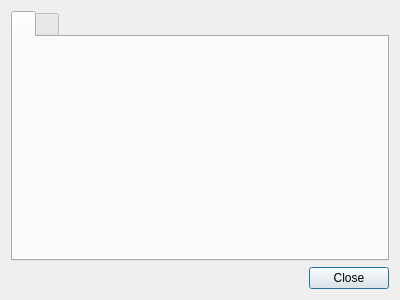
Qt form featherpad/about.ui (vecnathewhisperd0/FeatherPad) before a commit.
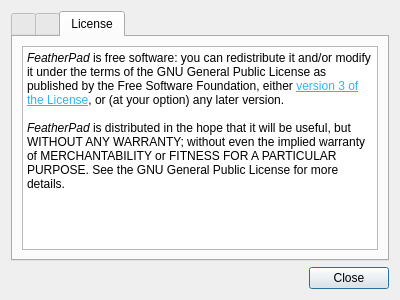
The same form after that commit. The open tabs and pages were chosen to show the change.

Commit message: Added license to About dialog

```diff
--- a/featherpad/about.ui
+++ b/featherpad/about.ui
@@ -112,7 +112,30 @@
          <property name="openExternalLinks">
           <bool>true</bool>
          </property>
-         <property name="openLinks">
+        </widget>
+       </item>
+      </layout>
+     </widget>
+     <widget class="QWidget" name="tab_3">
+      <attribute name="title">
+       <string>License</string>
+      </attribute>
+      <layout class="QGridLayout" name="gridLayout_4">
+       <item row="0" column="0">
+        <widget class="QTextBrowser" name="textBrowser_2">
+         <property name="focusPolicy">
+          <enum>Qt::NoFocus</enum>
+         </property>
+         <property name="html">
+          <string notr="true">&lt;!DOCTYPE HTML PUBLIC &quot;-//W3C//DTD HTML 4.0//EN&quot; &quot;http://www.w3.org/TR/REC-html40/strict.dtd&quot;&gt;
+&lt;html&gt;&lt;head&gt;&lt;meta name=&quot;qrichtext&quot; content=&quot;1&quot; /&gt;&lt;style type=&quot;text/css&quot;&gt;
+p, li { white-space: pre-wrap; }
+&lt;/style&gt;&lt;/head&gt;&lt;body style=&quot; font-family:'DejaVu Sans'; font-size:9pt; font-weight:400; font-style:normal;&quot;&gt;
+&lt;p style=&quot; margin-top:0px; margin-bottom:0px; margin-left:0px; margin-right:0px; -qt-block-indent:0; text-indent:0px;&quot;&gt;&lt;span style=&quot; font-style:italic;&quot;&gt;FeatherPad&lt;/span&gt; is free software: you can redistribute it and/or modify it under the terms of the GNU General Public License as published by the Free Software Foundation, either &lt;a href=&quot;https://spdx.org/licenses/GPL-3.0+.html&quot;&gt;&lt;span style=&quot; text-decoration: underline; color:#2eb8e6;&quot;&gt;version 3 of the License&lt;/span&gt;&lt;/a&gt;, or (at your option) any later version.&lt;/p&gt;
+&lt;p style=&quot;-qt-paragraph-type:empty; margin-top:0px; margin-bottom:0px; margin-left:0px; margin-right:0px; -qt-block-indent:0; text-indent:0px;&quot;&gt;&lt;br /&gt;&lt;/p&gt;
+&lt;p style=&quot; margin-top:0px; margin-bottom:0px; margin-left:0px; margin-right:0px; -qt-block-indent:0; text-indent:0px;&quot;&gt;&lt;span style=&quot; font-style:italic;&quot;&gt;FeatherPad&lt;/span&gt; is distributed in the hope that it will be useful, but WITHOUT ANY WARRANTY; without even the implied warranty of MERCHANTABILITY or FITNESS FOR A PARTICULAR PURPOSE. See the GNU General Public License for more details.&lt;/p&gt;&lt;/body&gt;&lt;/html&gt;</string>
+         </property>
+         <property name="openExternalLinks">
           <bool>true</bool>
          </property>
         </widget>
```
The commit also changes 9 other files.
